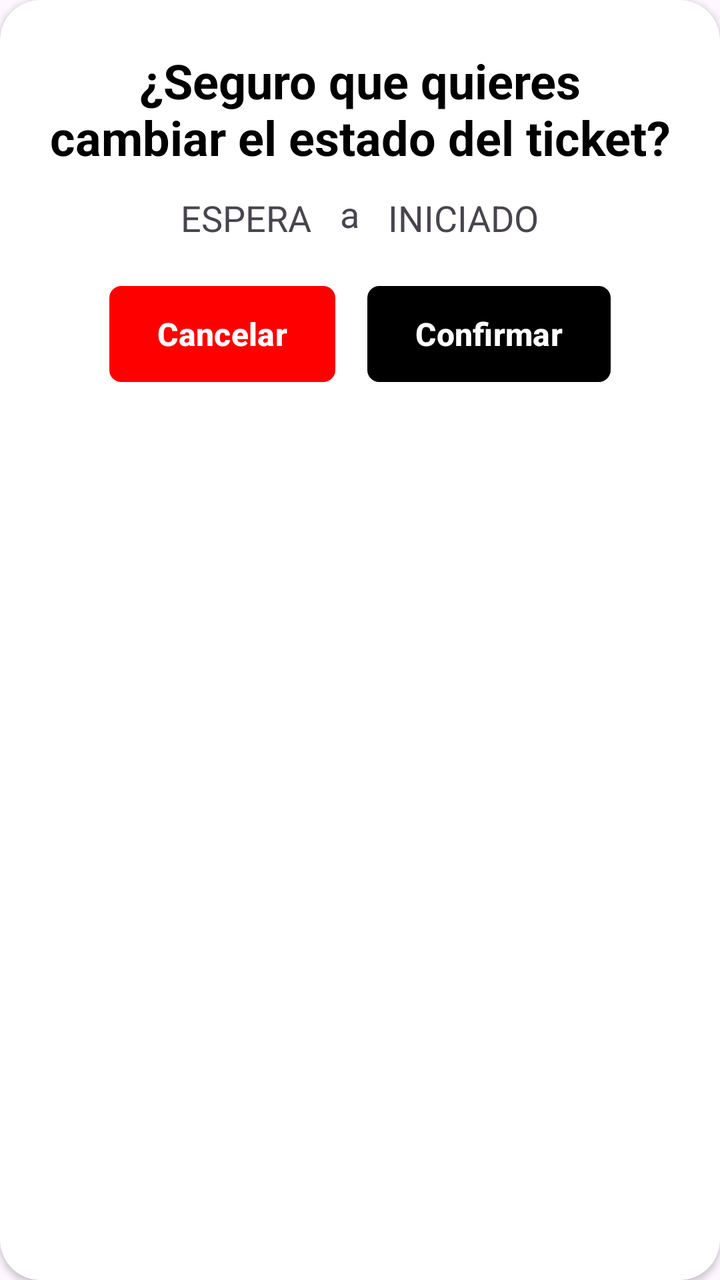
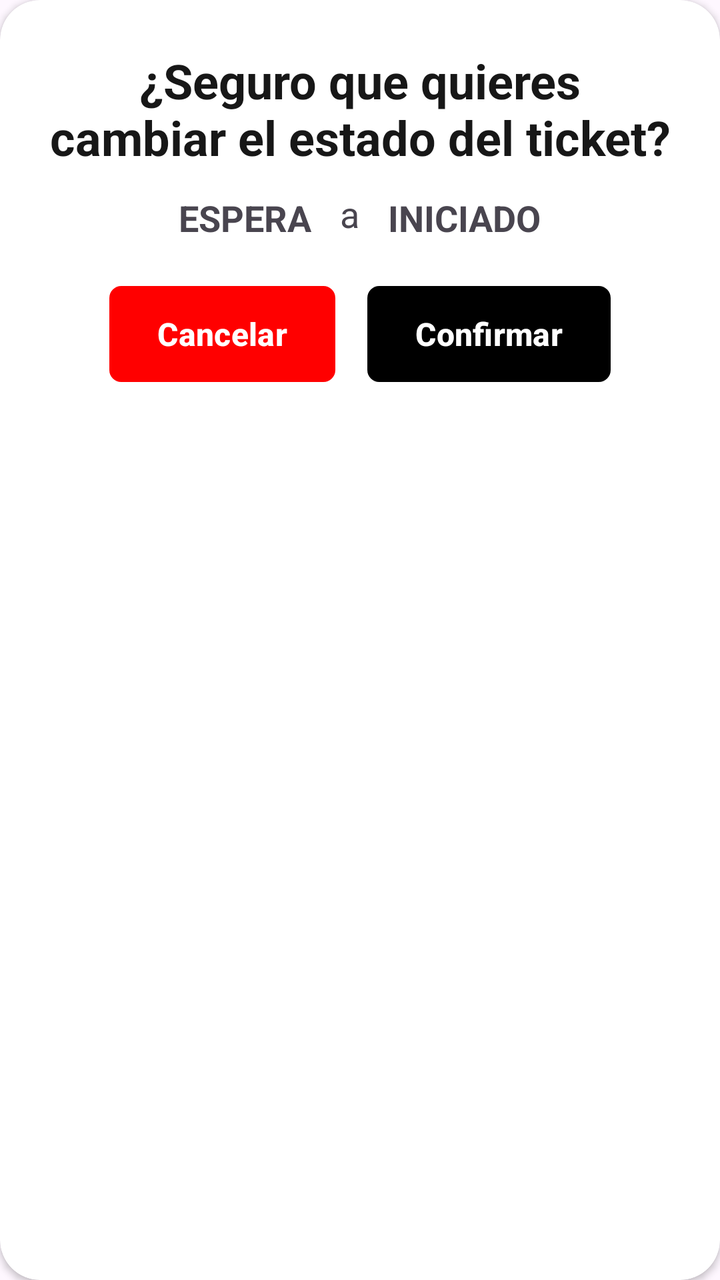

Compare the two renders of this Android layout. The source of the first and the diff that turns it into the second are given below.
<!-- AndroidManifest.xml: application theme Theme.ReparApp -->
<!-- res/layout/fragmen_estado_popup.xml -->
<?xml version="1.0" encoding="utf-8"?>
<androidx.cardview.widget.CardView xmlns:android="http://schemas.android.com/apk/res/android"
    android:layout_width="match_parent"
    android:layout_height="wrap_content"
    xmlns:app="http://schemas.android.com/apk/res-auto"
    android:background="@android:color/white"
    android:elevation="5dp"
    app:cardCornerRadius="20dp">

    <LinearLayout
        android:layout_width="match_parent"
        android:layout_height="wrap_content"
        android:orientation="vertical"
        android:padding="24dp">
        <TextView
            android:id="@+id/txtPregunta"
            android:layout_width="wrap_content"
            android:layout_height="wrap_content"
            android:text="¿Seguro que quieres cambiar el estado del ticket?"
            android:textSize="24sp"
            android:textStyle="bold"
            android:textAlignment="center"
            android:textColor="@color/black"
            android:layout_gravity="center"
            android:layout_marginBottom="10dp"
            />
        <LinearLayout
            android:layout_width="match_parent"
            android:layout_height="wrap_content"
            android:orientation="horizontal"
            android:gravity="center"
            >
            <TextView
                android:id="@+id/tvEstadoActual"
                android:layout_width="wrap_content"
                android:layout_height="wrap_content"
                android:layout_weight="1"
                android:text="ESPERA"
                android:textAlignment="textEnd"
                android:textSize="18sp"
                android:layout_marginEnd="10dp"
                android:layout_marginBottom="10dp"
                />
            <TextView
                android:layout_width="wrap_content"
                android:layout_height="wrap_content"
                android:text=" a "
                android:textSize="18sp"
                android:layout_gravity="center"
                android:paddingBottom="24dp" />
            <TextView
                android:id="@+id/tvEstadoCambio"
                android:layout_width="wrap_content"
                android:layout_height="wrap_content"
                android:layout_weight="1"
                android:text="INICIADO"
                android:textAlignment="textStart"
                android:layout_marginStart="10dp"
                android:textSize="18sp"
                android:layout_marginBottom="10dp"
                />


        </LinearLayout>
        <LinearLayout
            android:layout_width="match_parent"
            android:layout_height="wrap_content"
            android:orientation="horizontal"
            android:gravity="center">

            <com.google.android.material.button.MaterialButton
                android:id="@+id/btnCancelar"
                android:layout_width="wrap_content"
                android:layout_height="wrap_content"
                app:backgroundTint="@color/my_custom_red"
                android:background="@drawable/bg_button_popup"
                android:text="Cancelar"
                android:textColor="@color/white"
                android:textStyle="bold"
                android:textSize="16dp"
                />

            <Button
                android:id="@+id/btnConfirmar"
                android:layout_width="wrap_content"
                android:layout_height="wrap_content"
                android:text="Confirmar"
                android:background="@drawable/bg_button_popup"
                app:backgroundTint="@color/black"
                android:layout_marginStart="16dp"
                android:textStyle="bold"
                android:textSize="16dp"
                />
        </LinearLayout>
    </LinearLayout>


</androidx.cardview.widget.CardView>
<!-- resources referenced by this layout -->
<resources>
  <color name="black">#FF000000</color>
  <color name="my_custom_red">#FFFF0000</color>
  <color name="white">#FFFFFFFF</color>
  <!-- drawable bg_button_popup (drawable) -->
  <?xml version="1.0" encoding="utf-8"?>
  <selector xmlns:android="http://schemas.android.com/apk/res/android">
      <item>
          <shape android:shape="rectangle">
              <corners android:radius="5dp"/>
              <stroke
                  android:color="@color/black"
                  android:width="2dp"
                  />
          </shape>
      </item>
  </selector>
  <style name="Theme.ReparApp" parent="Base.Theme.ReparApp" />
  <style name="Base.Theme.ReparApp" parent="Theme.Material3.DayNight.NoActionBar">
          
          
      </style>
</resources>

<!-- the commit's change to res/layout/fragmen_estado_popup.xml (unified diff, before → after) -->
@@ -20,7 +20,7 @@
             android:textSize="24sp"
             android:textStyle="bold"
             android:textAlignment="center"
-            android:textColor="@color/black"
+            android:textColor="@color/primary_title"
             android:layout_gravity="center"
             android:layout_marginBottom="10dp"
             />
@@ -36,6 +36,7 @@
                 android:layout_height="wrap_content"
                 android:layout_weight="1"
                 android:text="ESPERA"
+                android:textStyle="bold"
                 android:textAlignment="textEnd"
                 android:textSize="18sp"
                 android:layout_marginEnd="10dp"
@@ -54,6 +55,7 @@
                 android:layout_height="wrap_content"
                 android:layout_weight="1"
                 android:text="INICIADO"
+                android:textStyle="bold"
                 android:textAlignment="textStart"
                 android:layout_marginStart="10dp"
                 android:textSize="18sp"
<!-- resource entries referenced after the edit -->
@@ -2,6 +2,7 @@
 <resources>
   <color name="black">#FF000000</color>
   <color name="my_custom_red">#FFFF0000</color>
+  <color name="primary_title">#171717</color>
   <color name="white">#FFFFFFFF</color>
   <!-- drawable bg_button_popup (drawable) -->
   <?xml version="1.0" encoding="utf-8"?>
@@ -18,8 +19,7 @@
   </selector>
   <style name="Theme.ReparApp" parent="Base.Theme.ReparApp" />
   <style name="Base.Theme.ReparApp" parent="Theme.Material3.DayNight.NoActionBar">
-          
-          
+  
       </style>
 </resources>
 
